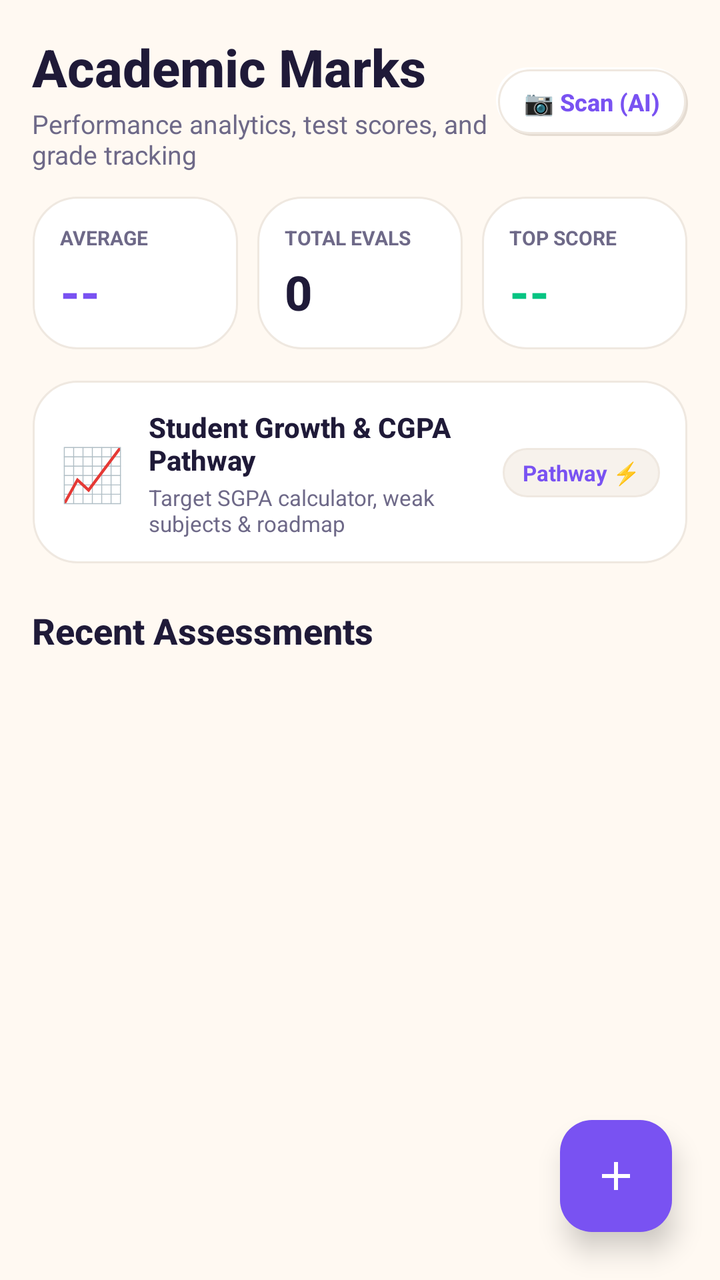
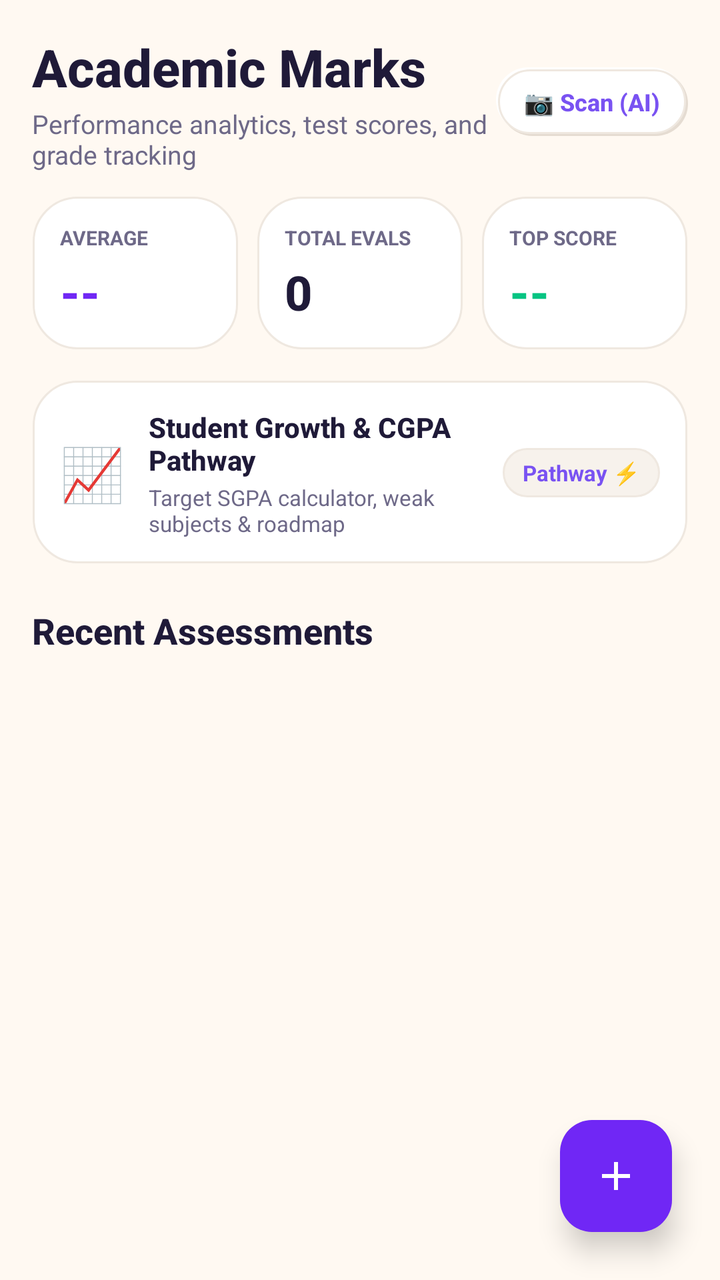

Compare the two renders of this Android layout. The source of the first and the diff that turns it into the second are given below.
<!-- AndroidManifest.xml: application theme Theme.AcademiaLife -->
<!-- res/layout/fragment_marks.xml -->
<?xml version="1.0" encoding="utf-8"?>
<androidx.coordinatorlayout.widget.CoordinatorLayout xmlns:android="http://schemas.android.com/apk/res/android"
    xmlns:app="http://schemas.android.com/apk/res-auto"
    android:layout_width="match_parent"
    android:layout_height="match_parent"
    android:background="@color/neu_bg">

    <LinearLayout
        android:layout_width="match_parent"
        android:layout_height="match_parent"
        android:orientation="vertical"
        android:padding="16dp">

        
        <LinearLayout
            android:layout_width="match_parent"
            android:layout_height="wrap_content"
            android:orientation="horizontal"
            android:gravity="center_vertical"
            android:layout_marginBottom="12dp">

            <LinearLayout
                android:layout_width="0dp"
                android:layout_height="wrap_content"
                android:layout_weight="1"
                android:orientation="vertical">

                <TextView
                    android:layout_width="wrap_content"
                    android:layout_height="wrap_content"
                    android:text="Academic Marks"
                    android:textColor="@color/text_primary"
                    android:textSize="26sp"
                    android:fontFamily="sans-serif-medium"
                    android:textStyle="bold" />

                <TextView
                    android:layout_width="wrap_content"
                    android:layout_height="wrap_content"
                    android:layout_marginTop="2dp"
                    android:text="Performance analytics, test scores, and grade tracking"
                    android:textColor="@color/text_secondary"
                    android:textSize="13sp" />
            </LinearLayout>

            <TextView
                android:id="@+id/btnScanMarksAI"
                android:layout_width="wrap_content"
                android:layout_height="wrap_content"
                android:background="@drawable/bg_neumorphic_chip_idle"
                android:clickable="true"
                android:focusable="true"
                android:paddingHorizontal="14dp"
                android:paddingVertical="9dp"
                android:text="📷 Scan (AI)"
                android:textColor="@color/lavender_primary"
                android:textSize="12sp"
                android:fontFamily="sans-serif-medium"
                android:textStyle="bold" />
        </LinearLayout>

        
        <LinearLayout
            android:layout_width="match_parent"
            android:layout_height="wrap_content"
            android:orientation="horizontal">

            <LinearLayout
                android:layout_width="0dp"
                android:layout_height="wrap_content"
                android:layout_marginEnd="6dp"
                android:layout_weight="1"
                android:background="@drawable/bg_neumorphic_card"
                android:orientation="vertical"
                android:padding="14dp">

                <TextView
                    android:layout_width="wrap_content"
                    android:layout_height="wrap_content"
                    android:text="AVERAGE"
                    android:textColor="@color/text_secondary"
                    android:textSize="10sp"
                    android:textStyle="bold" />

                <TextView
                    android:id="@+id/tvAverageMarks"
                    android:layout_width="wrap_content"
                    android:layout_height="wrap_content"
                    android:layout_marginTop="4dp"
                    android:text="--"
                    android:textColor="@color/brand_primary"
                    android:textSize="24sp"
                    android:fontFamily="sans-serif-medium"
                    android:textStyle="bold" />
            </LinearLayout>

            <LinearLayout
                android:layout_width="0dp"
                android:layout_height="wrap_content"
                android:layout_marginHorizontal="3dp"
                android:layout_weight="1"
                android:background="@drawable/bg_neumorphic_card"
                android:orientation="vertical"
                android:padding="14dp">

                <TextView
                    android:layout_width="wrap_content"
                    android:layout_height="wrap_content"
                    android:text="TOTAL EVALS"
                    android:textColor="@color/text_secondary"
                    android:textSize="10sp"
                    android:textStyle="bold" />

                <TextView
                    android:id="@+id/tvTotalAssessments"
                    android:layout_width="wrap_content"
                    android:layout_height="wrap_content"
                    android:layout_marginTop="4dp"
                    android:text="0"
                    android:textColor="@color/text_primary"
                    android:textSize="24sp"
                    android:fontFamily="sans-serif-medium"
                    android:textStyle="bold" />
            </LinearLayout>

            <LinearLayout
                android:layout_width="0dp"
                android:layout_height="wrap_content"
                android:layout_marginStart="6dp"
                android:layout_weight="1"
                android:background="@drawable/bg_neumorphic_card"
                android:orientation="vertical"
                android:padding="14dp">

                <TextView
                    android:layout_width="wrap_content"
                    android:layout_height="wrap_content"
                    android:text="TOP SCORE"
                    android:textColor="@color/text_secondary"
                    android:textSize="10sp"
                    android:textStyle="bold" />

                <TextView
                    android:id="@+id/tvTopSubject"
                    android:layout_width="wrap_content"
                    android:layout_height="wrap_content"
                    android:layout_marginTop="4dp"
                    android:text="--"
                    android:textColor="@color/status_safe"
                    android:textSize="24sp"
                    android:fontFamily="sans-serif-medium"
                    android:textStyle="bold" />
            </LinearLayout>
        </LinearLayout>

        
        <LinearLayout
            android:id="@+id/cardGrowthPathway"
            android:layout_width="match_parent"
            android:layout_height="wrap_content"
            android:layout_marginTop="14dp"
            android:background="@drawable/bg_neumorphic_card"
            android:clickable="true"
            android:focusable="true"
            android:orientation="horizontal"
            android:gravity="center_vertical"
            android:padding="14dp">

            <TextView
                android:layout_width="wrap_content"
                android:layout_height="wrap_content"
                android:text="📈"
                android:textSize="26sp" />

            <LinearLayout
                android:layout_width="0dp"
                android:layout_height="wrap_content"
                android:layout_marginStart="12dp"
                android:layout_weight="1"
                android:orientation="vertical">

                <TextView
                    android:layout_width="wrap_content"
                    android:layout_height="wrap_content"
                    android:text="Student Growth &amp; CGPA Pathway"
                    android:textColor="@color/text_primary"
                    android:textSize="14sp"
                    android:fontFamily="sans-serif-medium"
                    android:textStyle="bold" />

                <TextView
                    android:layout_width="wrap_content"
                    android:layout_height="wrap_content"
                    android:layout_marginTop="2dp"
                    android:text="Target SGPA calculator, weak subjects &amp; roadmap"
                    android:textColor="@color/text_secondary"
                    android:textSize="11sp" />
            </LinearLayout>

            <TextView
                android:layout_width="wrap_content"
                android:layout_height="wrap_content"
                android:background="@drawable/bg_pill_neutral"
                android:paddingHorizontal="10dp"
                android:paddingVertical="5dp"
                android:text="Pathway ⚡"
                android:textColor="@color/electric_violet"
                android:textSize="11sp"
                android:textStyle="bold" />
        </LinearLayout>

        <TextView
            android:layout_width="wrap_content"
            android:layout_height="wrap_content"
            android:layout_marginTop="20dp"
            android:text="Recent Assessments"
            android:textColor="@color/text_primary"
            android:textSize="18sp"
            android:fontFamily="sans-serif-medium"
            android:textStyle="bold" />

        <androidx.recyclerview.widget.RecyclerView
            android:id="@+id/rvAssessments"
            android:layout_width="match_parent"
            android:layout_height="0dp"
            android:layout_marginTop="8dp"
            android:layout_weight="1"
            android:clipToPadding="false"
            android:paddingBottom="80dp" />

        
        <LinearLayout
            android:id="@+id/layoutEmptyMarks"
            android:layout_width="match_parent"
            android:layout_height="wrap_content"
            android:layout_marginTop="24dp"
            android:background="@drawable/bg_neumorphic_card"
            android:gravity="center"
            android:orientation="vertical"
            android:padding="28dp"
            android:visibility="gone">

            <ImageView
                android:layout_width="48dp"
                android:layout_height="48dp"
                android:src="@drawable/ic_marks"
                app:tint="@color/text_muted" />

            <TextView
                android:layout_width="wrap_content"
                android:layout_height="wrap_content"
                android:layout_marginTop="12dp"
                android:text="No Assessments Evaluated"
                android:textColor="@color/text_primary"
                android:textSize="16sp"
                android:textStyle="bold" />

            <TextView
                android:layout_width="wrap_content"
                android:layout_height="wrap_content"
                android:layout_marginTop="4dp"
                android:gravity="center"
                android:text="Tap + to record your quiz, midterm, or assignment marks."
                android:textColor="@color/text_secondary"
                android:textSize="12sp" />
        </LinearLayout>

    </LinearLayout>

    
    <com.google.android.material.floatingactionbutton.FloatingActionButton
        android:id="@+id/fabAddAssessment"
        android:layout_width="wrap_content"
        android:layout_height="wrap_content"
        android:layout_gravity="bottom|end"
        android:layout_margin="24dp"
        android:backgroundTint="@color/brand_primary"
        android:contentDescription="Add Assessment"
        android:src="@drawable/ic_add"
        app:elevation="8dp"
        app:tint="@color/white" />

</androidx.coordinatorlayout.widget.CoordinatorLayout>
<!-- resources referenced by this layout -->
<resources>
  <color name="brand_primary">#7952F2</color>
  <color name="electric_violet">#7952F2</color>
  <color name="lavender_primary">#7952F2</color>
  <color name="neu_bg">#FFF9F2</color>
  <color name="status_safe">#05C482</color>
  <color name="text_muted">#8E89A8</color>
  <color name="text_primary">#1F1A38</color>
  <color name="text_secondary">#6E6988</color>
  <color name="white">#FFFFFF</color>
  <!-- drawable bg_neumorphic_card (drawable) -->
  <?xml version="1.0" encoding="utf-8"?>
  <layer-list xmlns:android="http://schemas.android.com/apk/res/android">
      
      <item
          android:left="1dp"
          android:top="2dp"
          android:right="1dp"
          android:bottom="2dp">
          <shape android:shape="rectangle">
              <corners android:radius="22dp" />
              <solid android:color="@color/lavender_dark_shadow" />
          </shape>
      </item>
  
      
      <item
          android:left="0.5dp"
          android:top="0.5dp"
          android:right="0.5dp"
          android:bottom="1.5dp">
          <shape android:shape="rectangle">
              <corners android:radius="22dp" />
              <solid android:color="@color/surface_light" />
              <stroke
                  android:width="1dp"
                  android:color="@color/surface_border" />
          </shape>
      </item>
  </layer-list>
  <!-- drawable bg_pill_neutral (drawable) -->
  <?xml version="1.0" encoding="utf-8"?>
  <shape xmlns:android="http://schemas.android.com/apk/res/android"
      android:shape="rectangle">
      <corners android:radius="50dp" />
      <solid android:color="@color/lavender_surface" />
      <stroke
          android:width="1dp"
          android:color="@color/lavender_divider" />
      <padding
          android:left="10dp"
          android:top="4dp"
          android:right="10dp"
          android:bottom="4dp" />
  </shape>
  <!-- drawable ic_add (drawable) -->
  <vector xmlns:android="http://schemas.android.com/apk/res/android"
      android:width="24dp"
      android:height="24dp"
      android:viewportWidth="24"
      android:viewportHeight="24">
    <path
        android:fillColor="@color/white"
        android:pathData="M19,13h-6v6h-2v-6H5v-2h6V5h2v6h6v2z"/>
  </vector>
  <!-- drawable ic_marks (drawable) -->
  <vector xmlns:android="http://schemas.android.com/apk/res/android"
      android:width="24dp"
      android:height="24dp"
      android:viewportWidth="24"
      android:viewportHeight="24">
    <path
        android:fillColor="@color/brand_primary"
        android:pathData="M16,6l2.29,2.29 -4.88,4.88 -4,-4L2,16.59 3.41,18l6,-6 4,4 6.3,-6.29L22,12V6z"/>
  </vector>
  <color name="lavender_dark_shadow">#E5DCD2</color>
  <color name="surface_light">#FFFFFF</color>
  <color name="surface_border">#EFE8E0</color>
  <color name="lavender_light_shadow">#FFFFFF</color>
  <color name="lavender_card">#FFFFFF</color>
  <color name="lavender_divider">#EFE8E0</color>
  <color name="lavender_surface">#F7F2EC</color>
  <color name="lavender_deep">#6234EB</color>
  <color name="lavender_bg">#FFF9F2</color>
  <style name="ThemeOverlay.AcademiaLife.MaterialAlertDialog" parent="ThemeOverlay.Material3.MaterialAlertDialog">
          <item name="shapeAppearanceOverlay">@style/ShapeAppearance.AcademiaLife.Dialog</item>
          <item name="colorSurface">@color/lavender_card</item>
      </style>
  <style name="ShapeAppearance.AcademiaLife.Dialog" parent="">
          <item name="cornerSize">22dp</item>
      </style>
  <!-- unchanged entries left out for length: 2 -->
</resources>

<!-- the commit's change to res/layout/fragment_marks.xml (unified diff, before → after) -->
@@ -241,10 +241,12 @@
             android:visibility="gone">
 
             <ImageView
-                android:layout_width="48dp"
-                android:layout_height="48dp"
-                android:src="@drawable/ic_marks"
-                app:tint="@color/text_muted" />
+                android:layout_width="92dp"
+                android:layout_height="92dp"
+                android:adjustViewBounds="true"
+                android:scaleType="fitCenter"
+                android:src="@drawable/mybuddy_mascot"
+                android:contentDescription="No Assessments" />
 
             <TextView
                 android:layout_width="wrap_content"
<!-- resource entries referenced after the edit -->
@@ -1,11 +1,10 @@
 <!-- resources referenced by this layout -->
 <resources>
-  <color name="brand_primary">#7952F2</color>
+  <color name="brand_primary">#7027F5</color>
   <color name="electric_violet">#7952F2</color>
   <color name="lavender_primary">#7952F2</color>
   <color name="neu_bg">#FFF9F2</color>
   <color name="status_safe">#05C482</color>
-  <color name="text_muted">#8E89A8</color>
   <color name="text_primary">#1F1A38</color>
   <color name="text_secondary">#6E6988</color>
   <color name="white">#FFFFFF</color>
@@ -64,16 +63,7 @@
         android:fillColor="@color/white"
         android:pathData="M19,13h-6v6h-2v-6H5v-2h6V5h2v6h6v2z"/>
   </vector>
-  <!-- drawable ic_marks (drawable) -->
-  <vector xmlns:android="http://schemas.android.com/apk/res/android"
-      android:width="24dp"
-      android:height="24dp"
-      android:viewportWidth="24"
-      android:viewportHeight="24">
-    <path
-        android:fillColor="@color/brand_primary"
-        android:pathData="M16,6l2.29,2.29 -4.88,4.88 -4,-4L2,16.59 3.41,18l6,-6 4,4 6.3,-6.29L22,12V6z"/>
-  </vector>
+  <!-- drawable mybuddy_mascot: png bitmap (drawable, 101669 bytes) -->
   <color name="lavender_dark_shadow">#E5DCD2</color>
   <color name="surface_light">#FFFFFF</color>
   <color name="surface_border">#EFE8E0</color>
